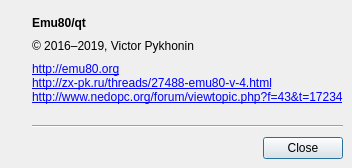
vpyk/emu80v4, file src/qt/qtAboutDialog.ui: the form before one commit.
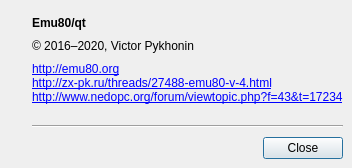
The form after the commit.

Diff of the .ui file:
```diff
--- a/src/qt/qtAboutDialog.ui
+++ b/src/qt/qtAboutDialog.ui
@@ -60,7 +60,7 @@
       <string notr="true"/>
      </property>
      <property name="text">
-      <string notr="true">© 2016–2019, Victor Pykhonin</string>
+      <string notr="true">© 2016–2020, Victor Pykhonin</string>
      </property>
     </widget>
    </item>
```
